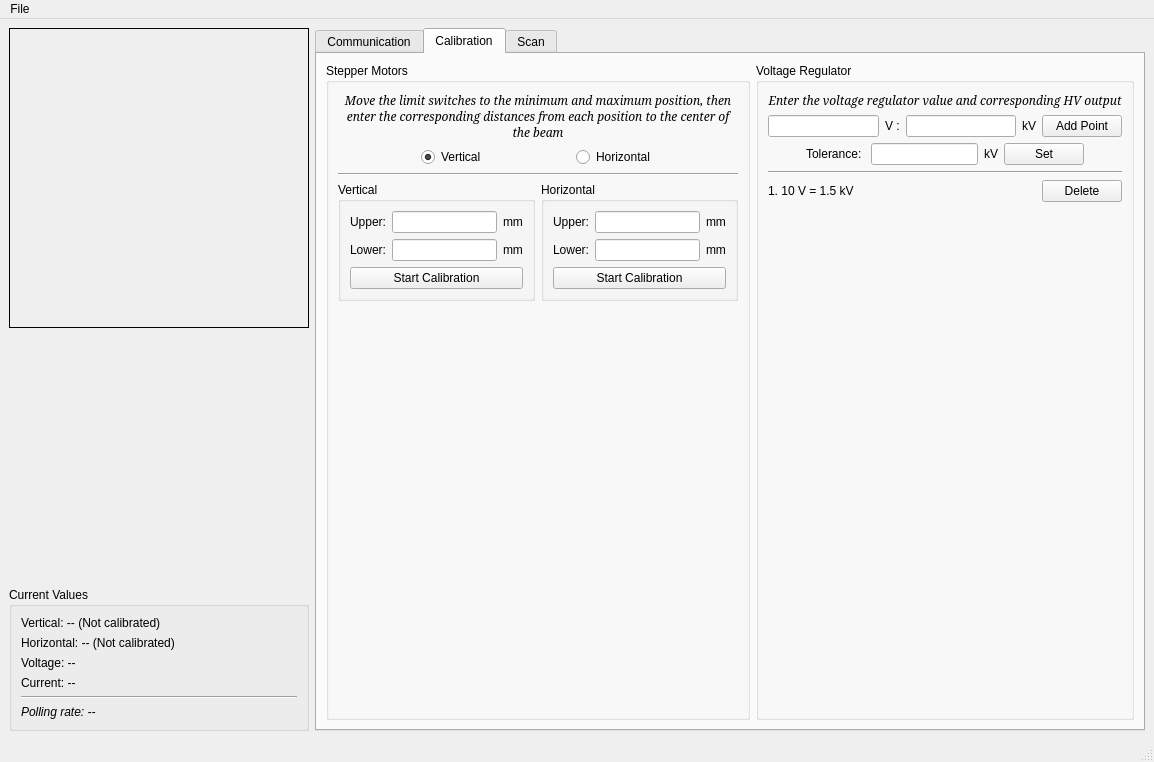
Old version of the form designer/MainWindow.ui in the repository DanielWinklehner/emittance-scanner-daq.
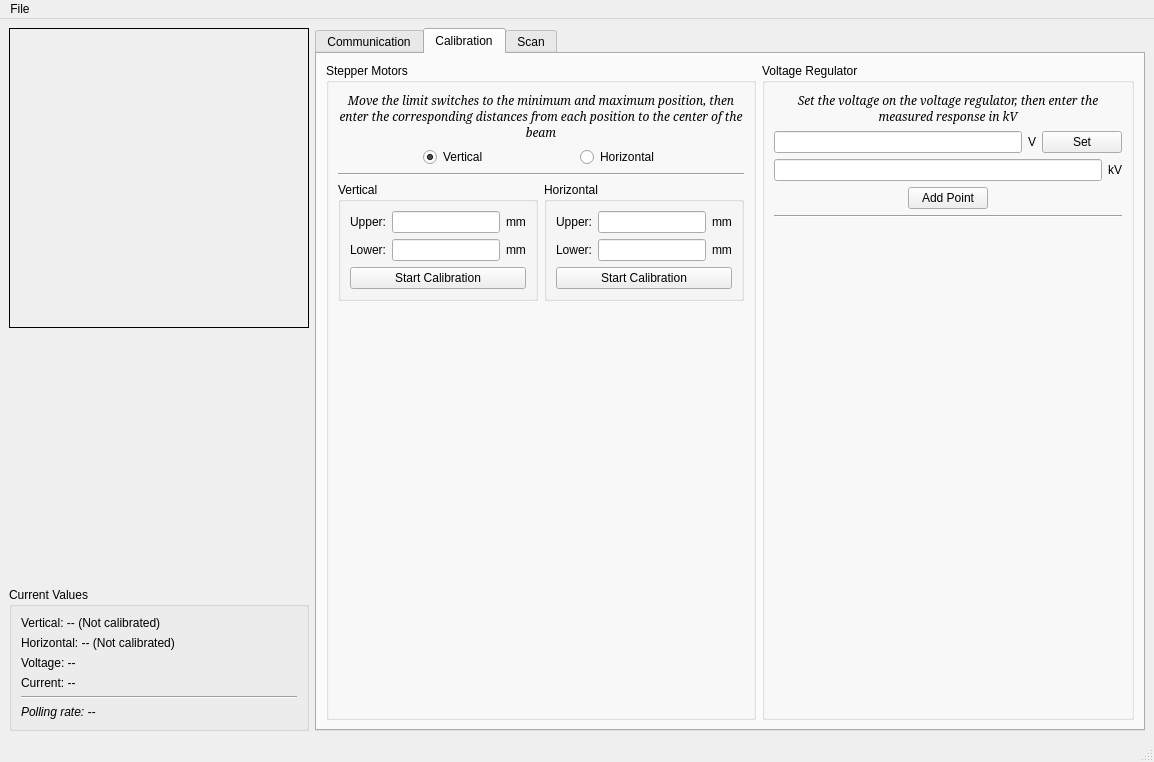
New version of the form. The open tabs and pages were chosen to show the change. Icons and pictures are not drawn.

Commit message: vreg calibration fixed in gui, plotting works when only scanning over single values in voltage or position, bug fixes

```diff
--- a/designer/MainWindow.ui
+++ b/designer/MainWindow.ui
@@ -743,7 +743,7 @@
               </font>
              </property>
              <property name="text">
-              <string>&lt;html&gt;&lt;head/&gt;&lt;body&gt;&lt;p&gt;Enter the voltage regulator value and corresponding HV output&lt;/p&gt;&lt;/body&gt;&lt;/html&gt;</string>
+              <string>&lt;html&gt;&lt;head/&gt;&lt;body&gt;&lt;p&gt;Set the voltage on the voltage regulator, then enter the measured response in kV&lt;/p&gt;&lt;/body&gt;&lt;/html&gt;</string>
              </property>
              <property name="alignment">
               <set>Qt::AlignCenter</set>
@@ -768,12 +768,23 @@
              <item>
               <widget class="QLabel" name="label_19">
                <property name="text">
-                <string>V :</string>
+                <string>V</string>
                </property>
               </widget>
              </item>
              <item>
-              <widget class="QLineEdit" name="lineEdit_7">
+              <widget class="QPushButton" name="btnSetVreg">
+               <property name="text">
+                <string>Set</string>
+               </property>
+              </widget>
+             </item>
+            </layout>
+           </item>
+           <item>
+            <layout class="QHBoxLayout" name="horizontalLayout_7">
+             <item>
+              <widget class="QLineEdit" name="txtVregCalib">
                <property name="maxLength">
                 <number>10</number>
                </property>
@@ -789,13 +800,6 @@
                </property>
               </widget>
              </item>
-             <item>
-              <widget class="QPushButton" name="pushButton_3">
-               <property name="text">
-                <string>Add Point</string>
-               </property>
-              </widget>
-             </item>
             </layout>
            </item>
            <item>
@@ -814,33 +818,9 @@
               </spacer>
              </item>
              <item>
-              <widget class="QLabel" name="label_25">
+              <widget class="QPushButton" name="btnAddVregPoint">
                <property name="text">
-                <string>Tolerance: </string>
-               </property>
-              </widget>
-             </item>
-             <item>
-              <widget class="QLineEdit" name="lineEdit_8">
-               <property name="maxLength">
-                <number>10</number>
-               </property>
-               <property name="alignment">
-                <set>Qt::AlignCenter</set>
-               </property>
-              </widget>
-             </item>
-             <item>
-              <widget class="QLabel" name="label_41">
-               <property name="text">
-                <string>kV</string>
-               </property>
-              </widget>
-             </item>
-             <item>
-              <widget class="QPushButton" name="pushButton_6">
-               <property name="text">
-                <string>Set</string>
+                <string>Add Point</string>
                </property>
               </widget>
              </item>
@@ -866,37 +846,6 @@
              </property>
             </widget>
            </item>
-           <item>
-            <layout class="QHBoxLayout" name="horizontalLayout_7">
-             <item>
-              <widget class="QLabel" name="label_24">
-               <property name="text">
-                <string>&lt;html&gt;&lt;head/&gt;&lt;body&gt;&lt;p&gt;1. 10 V = 1.5 kV&lt;/p&gt;&lt;/body&gt;&lt;/html&gt;</string>
-               </property>
-              </widget>
-             </item>
-             <item>
-              <spacer name="horizontalSpacer_7">
-               <property name="orientation">
-                <enum>Qt::Horizontal</enum>
-               </property>
-               <property name="sizeHint" stdset="0">
-                <size>
-                 <width>40</width>
-                 <height>20</height>
-                </size>
-               </property>
-              </spacer>
-             </item>
-             <item>
-              <widget class="QPushButton" name="pushButton_4">
-               <property name="text">
-                <string>Delete</string>
-               </property>
-              </widget>
-             </item>
-            </layout>
-           </item>
            <item>
             <spacer name="verticalSpacer_2">
              <property name="orientation">
```
Left out of the diff: 2 changed lines with no effect on the pictures. The commit also changes 5 other files.
